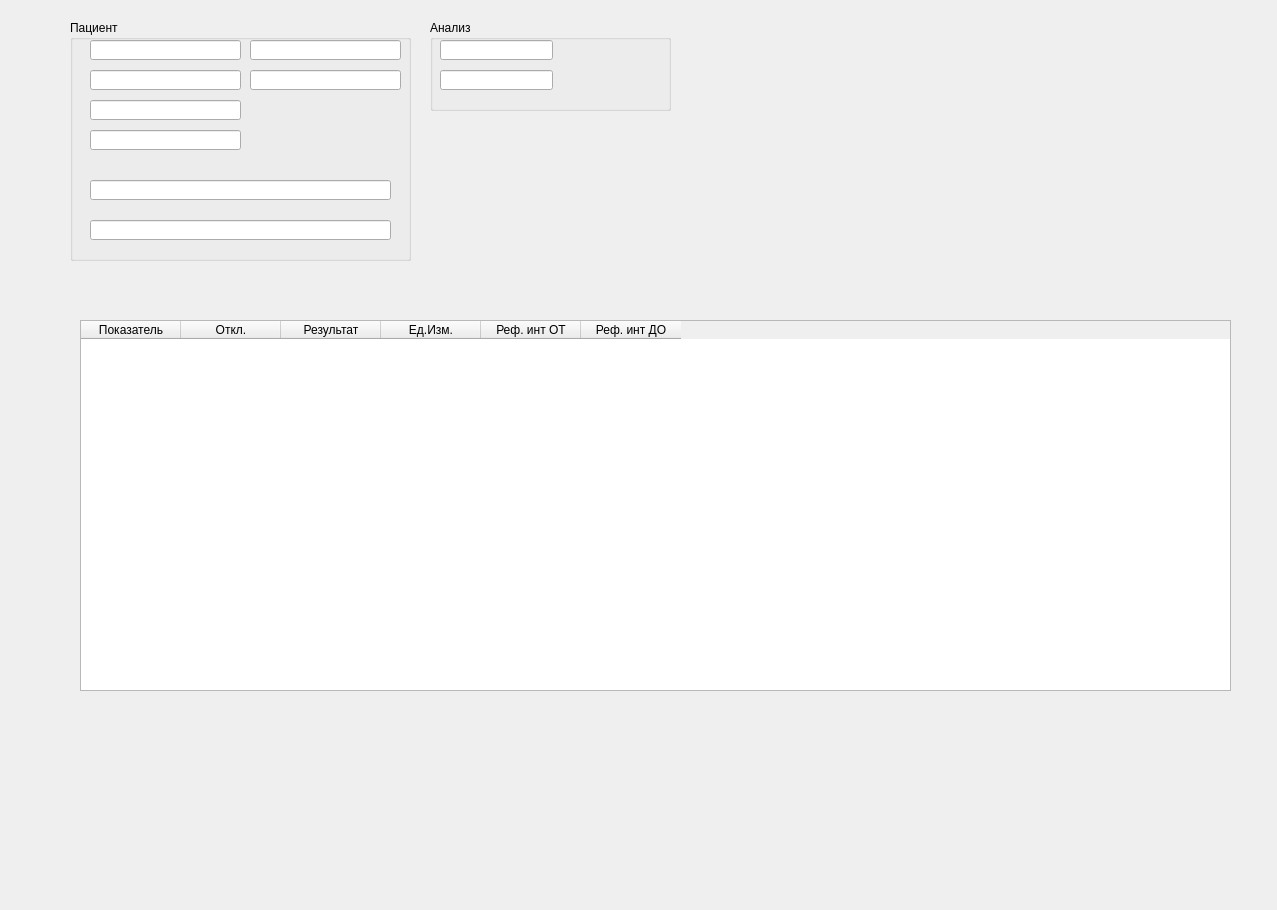
The window that UIs/AnalysisViewWindow.ui (stlad/MedicalAnalyzer) describes before a commit, drawn with Qt 5.
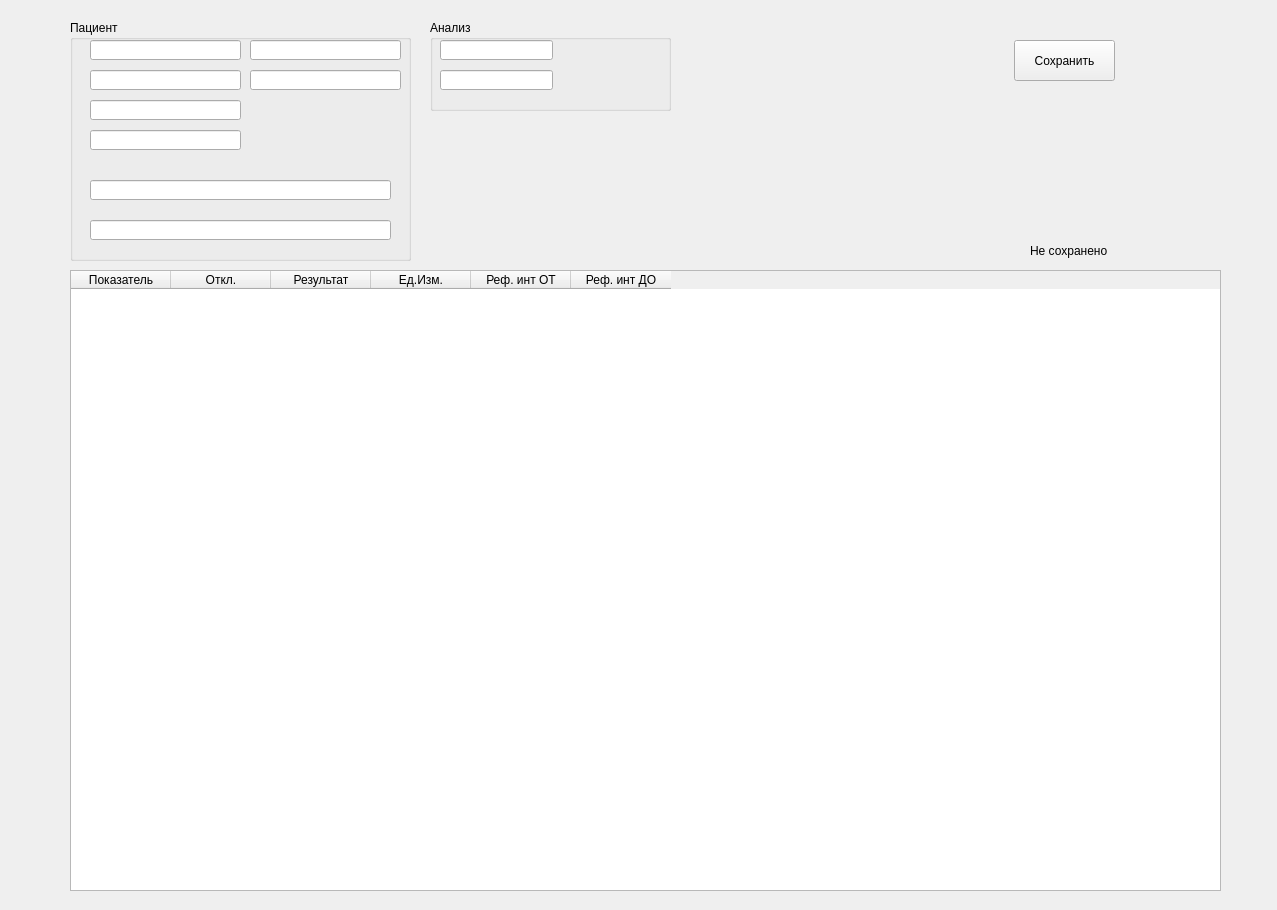
The same window after the commit.

Commit message: Сделано заполнение формы

```diff
--- a/UIs/AnalysisViewWindow.ui
+++ b/UIs/AnalysisViewWindow.ui
@@ -200,12 +200,15 @@
    </widget>
   </widget>
   <widget class="QTableWidget" name="tableWidget">
+   <property name="enabled">
+    <bool>true</bool>
+   </property>
    <property name="geometry">
     <rect>
-     <x>80</x>
-     <y>320</y>
+     <x>70</x>
+     <y>270</y>
      <width>1151</width>
-     <height>371</height>
+     <height>621</height>
     </rect>
    </property>
    <column>
@@ -239,6 +242,32 @@
     </property>
    </column>
   </widget>
+  <widget class="QPushButton" name="save_btn">
+   <property name="geometry">
+    <rect>
+     <x>1014</x>
+     <y>40</y>
+     <width>101</width>
+     <height>41</height>
+    </rect>
+   </property>
+   <property name="text">
+    <string>Сохранить</string>
+   </property>
+  </widget>
+  <widget class="QLabel" name="is_saved_label">
+   <property name="geometry">
+    <rect>
+     <x>1030</x>
+     <y>240</y>
+     <width>161</width>
+     <height>21</height>
+    </rect>
+   </property>
+   <property name="text">
+    <string>Не сохранено</string>
+   </property>
+  </widget>
  </widget>
  <resources/>
  <connections/>
```
The commit also changes 3 other files.
